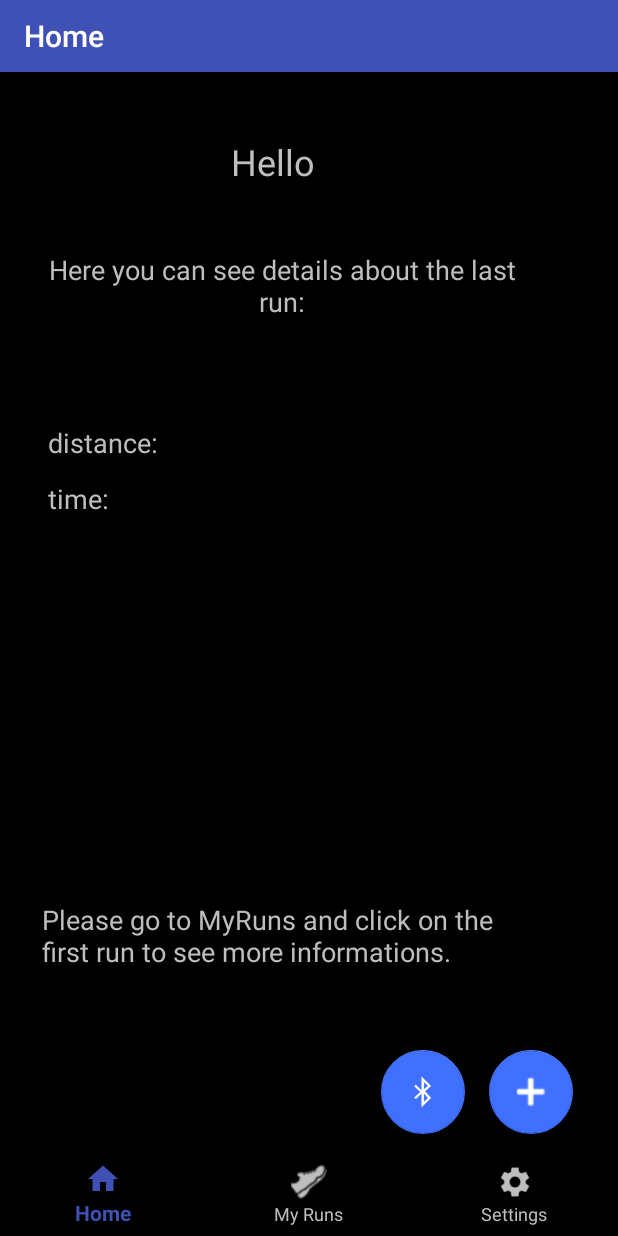
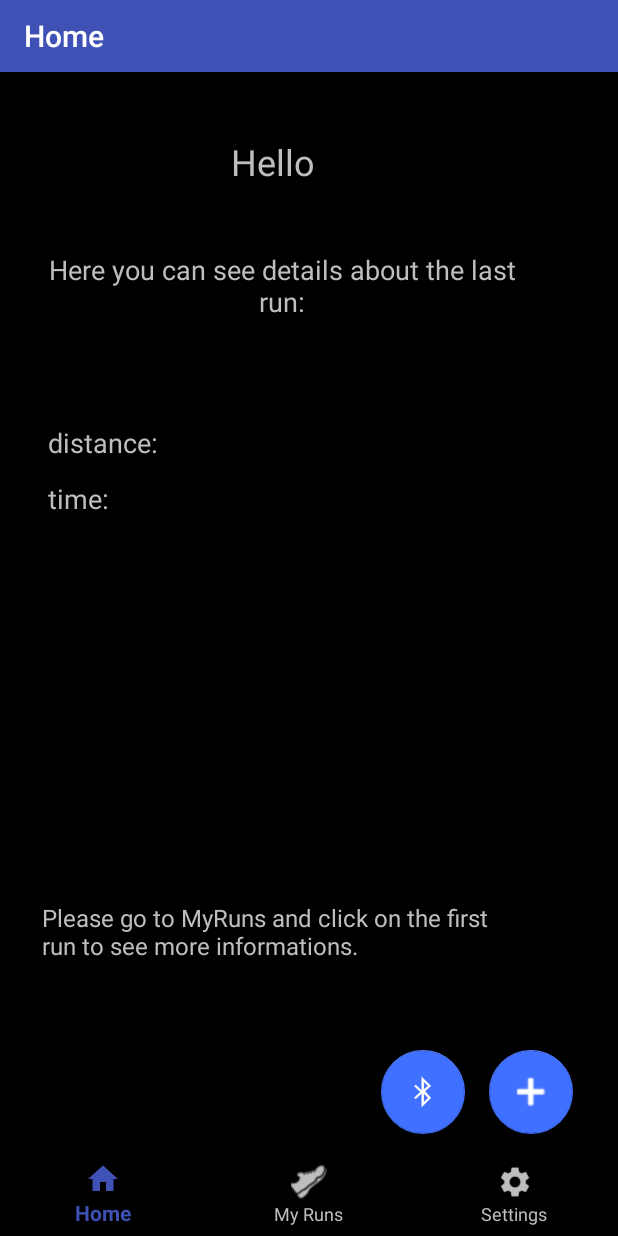
Before and after one commit to JoKraken/SBMA_FinalProject, an Android app: the fragment FragmentHome placed in its activity, on a phone screen of 412 x 824 dp. Run offline under Robolectric (Android 15) with nearby library versions, the phone set to English and light mode, and no system bars; our stand-ins replace Room's generated code.

Commit message:
change layouts

```diff
--- a/app/src/main/res/layout/fragment_home.xml
+++ b/app/src/main/res/layout/fragment_home.xml
@@ -78,13 +78,13 @@
     <TextView
         android:id="@+id/moreInfo"
         android:layout_width="312dp"
-        android:layout_height="88dp"
+        android:layout_height="56dp"
         android:layout_alignParentBottom="true"
         android:layout_alignParentStart="true"
-        android:layout_marginBottom="135dp"
+        android:layout_marginBottom="167dp"
         android:layout_marginStart="28dp"
         android:text="@string/home_moreInfo"
-        android:textSize="18sp" />
+        android:textSize="16sp" />
 
     <android.support.design.widget.FloatingActionButton
         android:id="@+id/add"
--- a/app/src/main/res/layout/item_run.xml
+++ b/app/src/main/res/layout/item_run.xml
@@ -12,6 +12,7 @@
         android:layout_alignParentStart="true"
         android:layout_alignParentTop="true"
         android:layout_marginStart="15dp"
+        android:textSize="18sp"
         tools:ignore="MissingConstraints"
         tools:layout_editor_absoluteX="5dp"
         tools:layout_editor_absoluteY="16dp" />
@@ -23,6 +24,7 @@
         android:layout_alignParentEnd="true"
         android:layout_alignParentTop="true"
         android:layout_marginEnd="14dp"
+        android:textSize="18sp"
         tools:ignore="MissingConstraints"
         tools:layout_editor_absoluteX="235dp"
         tools:layout_editor_absoluteY="16dp" />
@@ -33,6 +35,7 @@
         android:layout_height="38dp"
         android:layout_alignParentTop="true"
         android:layout_toStartOf="@+id/tvTime"
+        android:textSize="18sp"
         tools:ignore="MissingConstraints"
         tools:layout_editor_absoluteY="16dp" />
 
```
